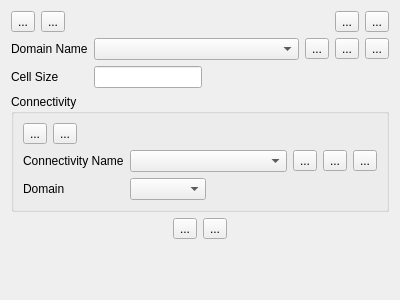
Before: the Qt Designer form flo2d/ui/multiple_domains_editor.ui in FLO-2DSoftware/qgis-flo-2d-plugin, drawn with Qt 5.
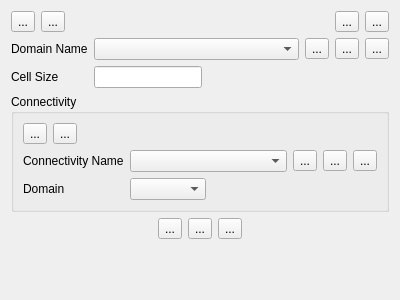
After: the same form once the commit is applied. Icons and pictures are not drawn.

What changed in the file:
```diff
--- a/flo2d/ui/multiple_domains_editor.ui
+++ b/flo2d/ui/multiple_domains_editor.ui
@@ -421,6 +421,13 @@
          </property>
         </widget>
        </item>
+       <item>
+        <widget class="QToolButton" name="create_subdomains_btn">
+         <property name="text">
+          <string>...</string>
+         </property>
+        </widget>
+       </item>
        <item>
         <spacer name="horizontalSpacer_3">
          <property name="orientation">
```
